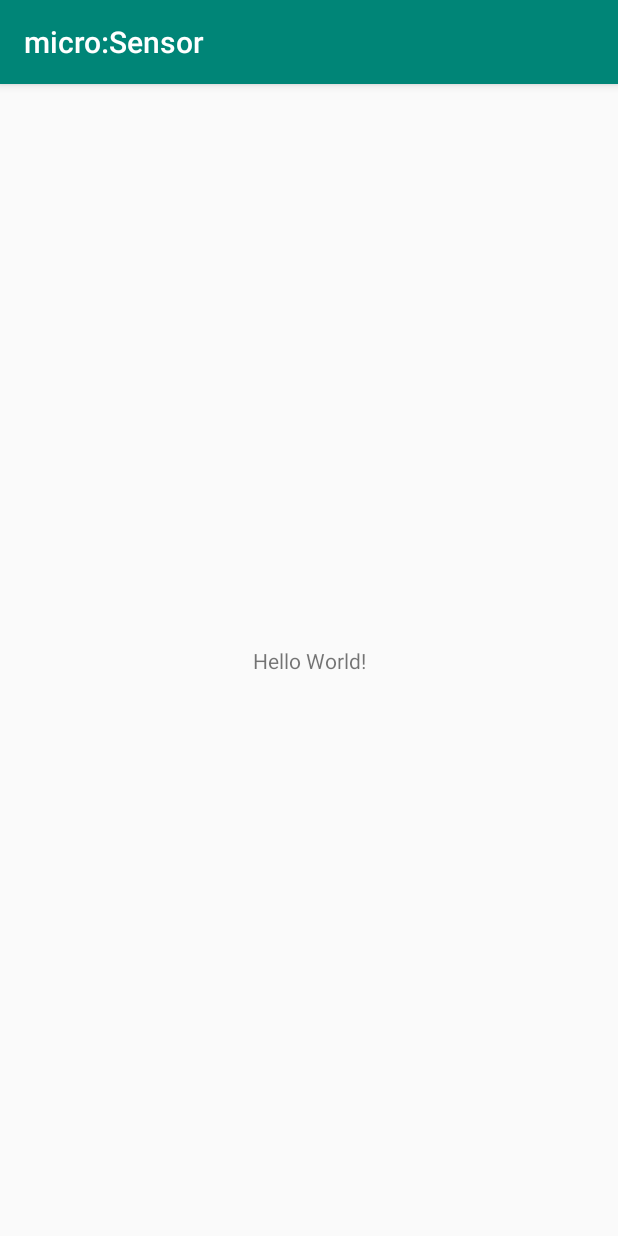
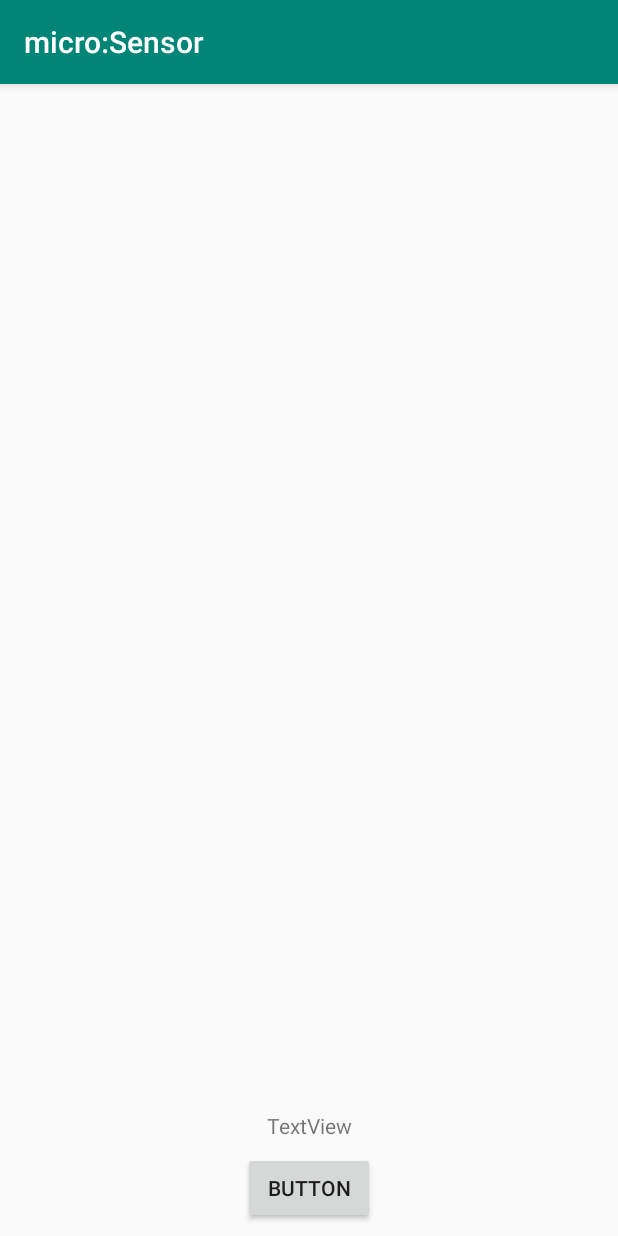
Before and after one commit to doksara/microsensor, an Android app: the screen it shows after launch (MainActivity), on a phone screen of 412 x 824 dp. Run offline under Robolectric (Android 15) with nearby library versions, the light colour scheme and no system bars.

Commit message:
Dodavanje web servisa
Kreiranje su klase i sucelja za ucitavanje i prikazivanje podataka sa web servisa. Za pocetak je koristen web servis 'JSON placeholder' koji vraca nekakve podatke o korisniku, a u sljedecim commitovima treba biti zamijenjen sa web servisom micro:Sensor aplikacije.

```diff
--- a/app/src/main/java/hr/foi/air/microsensor/MainActivity.java
+++ b/app/src/main/java/hr/foi/air/microsensor/MainActivity.java
@@ -2,12 +2,46 @@ package hr.foi.air.microsensor;
 
 import android.support.v7.app.AppCompatActivity;
 import android.os.Bundle;
+import android.view.View;
+import android.widget.TextView;
 
-public class MainActivity extends AppCompatActivity {
+import java.util.ArrayList;
+import java.util.Observable;
+import java.util.Observer;
+
+import hr.foi.air.webservice.Student;
+import hr.foi.air.webservice.StudentDataLoader;
+import hr.foi.air.webservice.StudentObservable;
+
+public class MainActivity extends AppCompatActivity implements Observer {
+
+    int counter = 0;
 
     @Override
     protected void onCreate(Bundle savedInstanceState) {
         super.onCreate(savedInstanceState);
         setContentView(R.layout.activity_main);
+        StudentObservable.getInstance().addObserver(this);
+    }
+
+    public void onClick(View view)
+    {
+        StudentDataLoader controller = new StudentDataLoader();
+        controller.start(this);
+    }
+
+    //Funkcija koja prikazuje dobivene podatke tj. može se obrisati kasnije
+    private void setTextView(ArrayList<Student> list)
+    {
+        TextView textView = findViewById(R.id.textView);
+        textView.setText(list.get(counter).getUsername());
+        counter++;
+    }
+
+    //U ovoj funkciji pozivati druge funkcije koje rade sa dohvaćenim podacima
+    @Override
+    public void update(Observable o, Object arg) {
+        ArrayList<Student> response = (ArrayList<Student>) arg;
+        setTextView(response);
     }
 }
--- a/app/src/main/res/layout/activity_main.xml
+++ b/app/src/main/res/layout/activity_main.xml
@@ -7,12 +7,27 @@
     tools:context=".MainActivity">
 
     <TextView
+        android:id="@+id/textView"
         android:layout_width="wrap_content"
         android:layout_height="wrap_content"
-        android:text="Hello World!"
+        android:layout_marginStart="8dp"
+        android:layout_marginEnd="8dp"
+        android:layout_marginBottom="8dp"
+        android:text="TextView"
+        app:layout_constraintBottom_toTopOf="@+id/button"
+        app:layout_constraintEnd_toEndOf="parent"
+        app:layout_constraintStart_toStartOf="parent" />
+
+    <Button
+        android:id="@+id/button"
+        android:layout_width="wrap_content"
+        android:layout_height="wrap_content"
+        android:layout_marginStart="8dp"
+        android:layout_marginEnd="8dp"
+        android:layout_marginBottom="8dp"
+        android:onClick="onClick"
+        android:text="Button"
         app:layout_constraintBottom_toBottomOf="parent"
-        app:layout_constraintLeft_toLeftOf="parent"
-        app:layout_constraintRight_toRightOf="parent"
-        app:layout_constraintTop_toTopOf="parent" />
-
+        app:layout_constraintEnd_toEndOf="parent"
+        app:layout_constraintStart_toStartOf="parent" />
 </android.support.constraint.ConstraintLayout>
--- a/webservice/build.gradle
+++ b/webservice/build.gradle
@@ -35,4 +35,8 @@ dependencies {
     // Other module dependencies
     implementation project (':core')
     implementation project (':database')
+
+    // retrofit
+    implementation 'com.squareup.retrofit2:retrofit:2.1.0'
+    implementation 'com.squareup.retrofit2:converter-gson:2.1.0'
 }
--- /dev/null
+++ b/webservice/src/main/java/hr/foi/air/webservice/StudentObservable.java
@@ -0,0 +1,26 @@
+package hr.foi.air.webservice;
+
+import java.util.Observable;
+
+public class StudentObservable extends Observable {
+    private static StudentObservable instance = null;
+
+    public static StudentObservable getInstance() {
+
+        if(instance == null) {
+
+            instance = new StudentObservable();
+
+        }
+
+        return instance;
+    }
+
+    public void notifyObserverWithResponse(Object response) {
+
+        setChanged();
+
+        notifyObservers(response);
+
+    }
+}
```
Also changed, not shown: app/src/main/AndroidManifest.xml (+7 -0 lines), webservice/src/main/java/hr/foi/air/webservice/Student.java (added, +23 -0 lines), webservice/src/main/java/hr/foi/air/webservice/StudentDataLoader.java (added, +63 -0 lines), webservice/src/main/java/hr/foi/air/webservice/StudentDataLoaderLIstener.java (added, +14 -0 lines).
